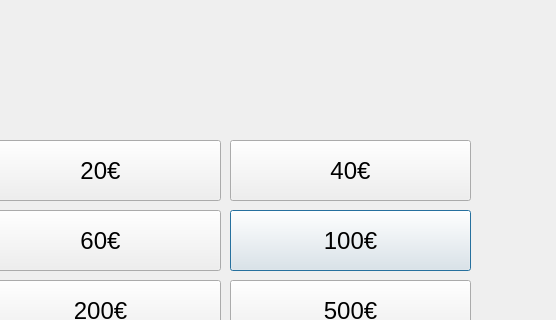
AleksiPuumala/bank-automat-omakopio, file bank-automat/bankAccountMain/withdraw.ui: the form before one commit; both pictures show x 90 to 646 and y 0 to 320 of the 646 by 433 pixel window.
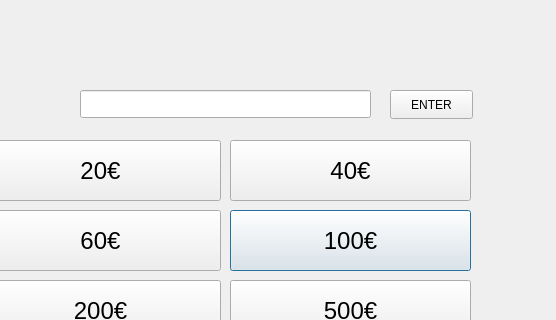
The form after the commit.

What changed in the file:
```diff
--- a/bank-automat/bankAccountMain/withdraw.ui
+++ b/bank-automat/bankAccountMain/withdraw.ui
@@ -157,6 +157,50 @@
     <string>20€</string>
    </property>
   </widget>
+  <widget class="QLabel" name="label">
+   <property name="geometry">
+    <rect>
+     <x>70</x>
+     <y>9</y>
+     <width>491</width>
+     <height>71</height>
+    </rect>
+   </property>
+   <property name="font">
+    <font>
+     <pointsize>24</pointsize>
+    </font>
+   </property>
+   <property name="text">
+    <string/>
+   </property>
+   <property name="alignment">
+    <set>Qt::AlignCenter</set>
+   </property>
+  </widget>
+  <widget class="QLineEdit" name="lineforsum">
+   <property name="geometry">
+    <rect>
+     <x>170</x>
+     <y>90</y>
+     <width>291</width>
+     <height>28</height>
+    </rect>
+   </property>
+  </widget>
+  <widget class="QPushButton" name="btnEnter">
+   <property name="geometry">
+    <rect>
+     <x>480</x>
+     <y>90</y>
+     <width>83</width>
+     <height>29</height>
+    </rect>
+   </property>
+   <property name="text">
+    <string>ENTER</string>
+   </property>
+  </widget>
  </widget>
  <resources/>
  <connections/>
```
